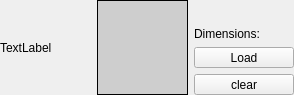
The window that src/widgets/texturepicker.ui (jahshaka/Studio) describes before a commit, drawn with Qt 5.
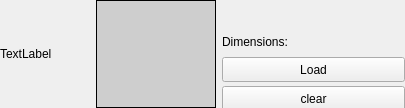
The same window after the commit.

```diff
--- a/src/widgets/texturepicker.ui
+++ b/src/widgets/texturepicker.ui
@@ -6,20 +6,20 @@
    <rect>
     <x>0</x>
     <y>0</y>
-    <width>294</width>
-    <height>95</height>
+    <width>405</width>
+    <height>108</height>
    </rect>
   </property>
   <property name="minimumSize">
    <size>
     <width>0</width>
-    <height>85</height>
+    <height>108</height>
    </size>
   </property>
   <property name="maximumSize">
    <size>
     <width>16777215</width>
-    <height>119</height>
+    <height>108</height>
    </size>
   </property>
   <property name="windowTitle">
@@ -46,6 +46,12 @@
        <height>0</height>
       </size>
      </property>
+     <property name="maximumSize">
+      <size>
+       <width>90</width>
+       <height>16777215</height>
+      </size>
+     </property>
      <property name="sizeIncrement">
       <size>
        <width>0</width>
@@ -65,13 +71,13 @@
      <property name="minimumSize">
       <size>
        <width>90</width>
-       <height>85</height>
+       <height>108</height>
       </size>
      </property>
      <property name="maximumSize">
       <size>
-       <width>16777215</width>
-       <height>95</height>
+       <width>120</width>
+       <height>108</height>
       </size>
      </property>
      <property name="cursor">
@@ -104,7 +110,13 @@
        <property name="minimumSize">
         <size>
          <width>100</width>
-         <height>40</height>
+         <height>25</height>
+        </size>
+       </property>
+       <property name="maximumSize">
+        <size>
+         <width>16777215</width>
+         <height>25</height>
         </size>
        </property>
        <property name="text">
@@ -120,6 +132,12 @@
      </item>
      <item>
       <widget class="QLabel" name="dimensions">
+       <property name="minimumSize">
+        <size>
+         <width>0</width>
+         <height>25</height>
+        </size>
+       </property>
        <property name="text">
         <string>Dimensions:</string>
        </property>
@@ -130,13 +148,13 @@
        <property name="minimumSize">
         <size>
          <width>90</width>
-         <height>0</height>
+         <height>25</height>
         </size>
        </property>
        <property name="maximumSize">
         <size>
          <width>16777215</width>
-         <height>16777215</height>
+         <height>25</height>
         </size>
        </property>
        <property name="text">
@@ -146,6 +164,18 @@
      </item>
      <item>
       <widget class="QPushButton" name="pushButton">
+       <property name="minimumSize">
+        <size>
+         <width>0</width>
+         <height>25</height>
+        </size>
+       </property>
+       <property name="maximumSize">
+        <size>
+         <width>16777215</width>
+         <height>25</height>
+        </size>
+       </property>
        <property name="text">
         <string>clear</string>
        </property>
```
